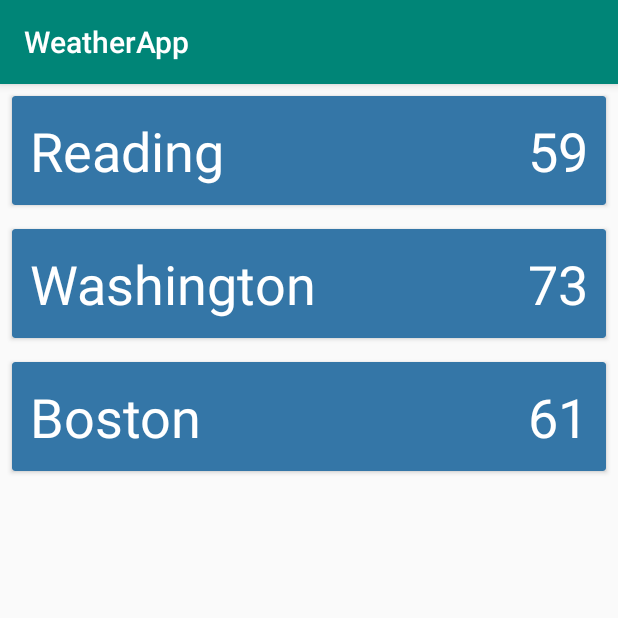
After one commit to brookeclaroni/weather-app, an Android app: the CitiesActivity screen opened directly, with no data from a screen before it, on a phone screen of 412 x 824 dp, the top half of it. The commit adds this screen. Run offline under Robolectric (Android 15) with nearby library versions, the phone set to English and light mode, and no system bars.

Commit message:
started screen with saved cities listed, used fake data

```diff
--- a/WeatherApp/app/build.gradle
+++ b/WeatherApp/app/build.gradle
@@ -25,13 +25,15 @@ android {
 
 dependencies {
     implementation fileTree(dir: 'libs', include: ['*.jar'])
-    implementation"org.jetbrains.kotlin:kotlin-stdlib-jdk7:$kotlin_version"
+    implementation "org.jetbrains.kotlin:kotlin-stdlib-jdk7:$kotlin_version"
     implementation 'androidx.appcompat:appcompat:1.0.2'
     implementation 'androidx.core:core-ktx:1.0.2'
     implementation 'androidx.constraintlayout:constraintlayout:1.1.3'
     implementation 'com.squareup.okhttp3:okhttp:4.1.0'
     implementation 'com.squareup.okhttp3:logging-interceptor:4.1.0'
     implementation 'org.jetbrains.anko:anko-commons:0.10.8'
+    implementation "androidx.cardview:cardview:1.0.0"
+    implementation "androidx.recyclerview:recyclerview:1.1.0"
     testImplementation 'junit:junit:4.12'
     androidTestImplementation 'androidx.test.ext:junit:1.1.0'
     androidTestImplementation 'androidx.test.espresso:espresso-core:3.1.1'
--- a/WeatherApp/app/src/main/AndroidManifest.xml
+++ b/WeatherApp/app/src/main/AndroidManifest.xml
@@ -2,8 +2,7 @@
 <manifest xmlns:android="http://schemas.android.com/apk/res/android"
     package="com.example.weatherapp">
 
-    <uses-permission
-        android:name="android.permission.INTERNET"/>
+    <uses-permission android:name="android.permission.INTERNET" />
 
     <application
         android:allowBackup="true"
@@ -12,6 +11,8 @@
         android:roundIcon="@mipmap/ic_launcher_round"
         android:supportsRtl="true"
         android:theme="@style/AppTheme">
+        <activity android:name=".DetailsActivity"></activity>
+        <activity android:name=".CitiesActivity" />
         <activity android:name=".MainActivity">
             <intent-filter>
                 <action android:name="android.intent.action.MAIN" />
--- /dev/null
+++ b/WeatherApp/app/src/main/java/com/example/weatherapp/CitiesActivity.kt
@@ -0,0 +1,50 @@
+package com.example.weatherapp
+
+import androidx.appcompat.app.AppCompatActivity
+import android.os.Bundle
+import android.widget.TextView
+import androidx.recyclerview.widget.LinearLayoutManager
+import androidx.recyclerview.widget.RecyclerView
+
+class CitiesActivity : AppCompatActivity() {
+
+    private lateinit var recyclerView: RecyclerView
+
+    override fun onCreate(savedInstanceState: Bundle?) {
+        super.onCreate(savedInstanceState)
+        setContentView(R.layout.activity_cities)
+
+        recyclerView = findViewById(R.id.cityRecyclerView)
+        recyclerView.layoutManager = LinearLayoutManager(this)
+
+        var results : List<Weather> = listOf(
+            Weather (
+                city = "Reading",
+                state = "State",
+                temp = "59",
+                humidity= "00",
+                uv = "0",
+                wind = "00"
+            ),
+            Weather (
+                city = "Washington",
+                state = "73",
+                temp = "73",
+                humidity= "00",
+                uv = "0",
+                wind = "00"
+            ),
+            Weather (
+                city = "Boston",
+                state = "State",
+                temp = "61",
+                humidity= "00",
+                uv = "0",
+                wind = "00"
+            )
+        )
+
+        val adapter = CityAdapter(results)
+        recyclerView.adapter = adapter
+    }
+}
--- /dev/null
+++ b/WeatherApp/app/src/main/java/com/example/weatherapp/CityAdapter.kt
@@ -0,0 +1,36 @@
+package com.example.weatherapp
+
+import android.view.LayoutInflater
+import android.view.View
+import android.view.ViewGroup
+import android.widget.TextView
+import androidx.recyclerview.widget.RecyclerView
+
+class CityAdapter (private val results: List<Weather>) : RecyclerView.Adapter<CityAdapter.ViewHolder>(){
+
+    override fun onCreateViewHolder(parent: ViewGroup, viewType: Int): ViewHolder {
+        //fill in recycler view with city rows
+        val view = LayoutInflater.from(parent.context).inflate(R.layout.row_city, parent, false)
+        return ViewHolder(view)
+    }
+
+    override fun onBindViewHolder(holder: ViewHolder, position: Int) {
+        //retrieve the current result to add to the recycler view
+        val currentResult = results[position]
+
+        //fill in event, location, and artist
+        holder.cityName.text = currentResult.city
+        holder.cityTemp.text = currentResult.temp
+    }
+
+    override fun getItemCount(): Int {
+        //return length of results list
+        return results.size
+    }
+
+    class ViewHolder(itemView: View) : RecyclerView.ViewHolder(itemView) {
+        //set up holder variables
+        val cityName : TextView = itemView.findViewById(R.id.cityNameTextView)
+        val cityTemp : TextView = itemView.findViewById(R.id.cityTempTextView)
+    }
+}
--- /dev/null
+++ b/WeatherApp/app/src/main/java/com/example/weatherapp/DetailsActivity.kt
@@ -0,0 +1,17 @@
+package com.example.weatherapp
+
+import androidx.appcompat.app.AppCompatActivity
+import android.os.Bundle
+import android.widget.TextView
+
+class DetailsActivity : AppCompatActivity() {
+
+    private lateinit var detailsTextView: TextView
+
+    override fun onCreate(savedInstanceState: Bundle?) {
+        super.onCreate(savedInstanceState)
+        setContentView(R.layout.activity_details)
+
+        detailsTextView = findViewById(R.id.detailsTextView)
+    }
+}
--- a/WeatherApp/app/src/main/java/com/example/weatherapp/MainActivity.kt
+++ b/WeatherApp/app/src/main/java/com/example/weatherapp/MainActivity.kt
@@ -1,5 +1,6 @@
 package com.example.weatherapp
 
+import android.content.Intent
 import androidx.appcompat.app.AppCompatActivity
 import android.os.Bundle
 import android.widget.*
@@ -8,7 +9,7 @@ import org.jetbrains.anko.doAsync
 class MainActivity : AppCompatActivity() {
 
     //initialize lateinit variables
-    private lateinit var searchButton: ImageButton
+    private lateinit var cityButton: ImageButton
     private lateinit var offStarButton: ImageButton
     private lateinit var onStarButton: ImageButton
     private lateinit var sunImageView: ImageView
@@ -31,7 +32,7 @@ class MainActivity : AppCompatActivity() {
         setContentView(R.layout.activity_main)
 
         //populate lateinit variables
-        searchButton = findViewById(R.id.searchButton)
+        cityButton = findViewById(R.id.cityButton)
         offStarButton = findViewById(R.id.offStarButton)
         onStarButton = findViewById(R.id.onStarButton)
         sunImageView = findViewById(R.id.sunImageView)
@@ -60,5 +61,19 @@ class MainActivity : AppCompatActivity() {
                 windValueTextView.text = getString(R.string.wind_value, currentWeather.wind)
             }
         }
+
+        //when city button is pressed, head to city activity
+        cityButton.setOnClickListener{
+            val intent = Intent(this, CitiesActivity::class.java)
+            startActivity(intent)
+        }
+
+        //when details button is pressed, head to details activity
+        moreDetailsButton.setOnClickListener{
+            val intent = Intent(this, DetailsActivity::class.java)
+            startActivity(intent)
+        }
+
+
     }
 }
--- /dev/null
+++ b/WeatherApp/app/src/main/res/layout/activity_cities.xml
@@ -0,0 +1,13 @@
+<?xml version="1.0" encoding="utf-8"?>
+<androidx.constraintlayout.widget.ConstraintLayout xmlns:android="http://schemas.android.com/apk/res/android"
+    xmlns:app="http://schemas.android.com/apk/res-auto"
+    xmlns:tools="http://schemas.android.com/tools"
+    android:layout_width="match_parent"
+    android:layout_height="match_parent"
+    tools:context=".CitiesActivity">
+
+    <androidx.recyclerview.widget.RecyclerView
+        android:id="@+id/cityRecyclerView"
+        android:layout_width="match_parent"
+        android:layout_height="match_parent" />
+</androidx.constraintlayout.widget.ConstraintLayout>
--- /dev/null
+++ b/WeatherApp/app/src/main/res/layout/activity_details.xml
@@ -0,0 +1,18 @@
+<?xml version="1.0" encoding="utf-8"?>
+<androidx.constraintlayout.widget.ConstraintLayout xmlns:android="http://schemas.android.com/apk/res/android"
+    xmlns:app="http://schemas.android.com/apk/res-auto"
+    xmlns:tools="http://schemas.android.com/tools"
+    android:layout_width="match_parent"
+    android:layout_height="match_parent"
+    tools:context=".DetailsActivity">
+
+    <TextView
+        android:id="@+id/detailsTextView"
+        android:layout_width="wrap_content"
+        android:layout_height="wrap_content"
+        android:layout_marginTop="32dp"
+        android:text="Details Activity"
+        app:layout_constraintEnd_toEndOf="parent"
+        app:layout_constraintStart_toStartOf="parent"
+        app:layout_constraintTop_toTopOf="parent" />
+</androidx.constraintlayout.widget.ConstraintLayout>
--- a/WeatherApp/app/src/main/res/layout/activity_main.xml
+++ b/WeatherApp/app/src/main/res/layout/activity_main.xml
@@ -8,15 +8,15 @@
     tools:context=".MainActivity">
 
     <ImageButton
-        android:id="@+id/searchButton"
+        android:id="@+id/cityButton"
         android:layout_width="wrap_content"
         android:layout_height="wrap_content"
-        android:layout_marginStart="32dp"
-        android:layout_marginTop="32dp"
+        android:layout_marginStart="24dp"
+        android:layout_marginTop="24dp"
         android:background="?android:attr/panelBackground"
         app:layout_constraintStart_toStartOf="parent"
         app:layout_constraintTop_toTopOf="parent"
-        app:srcCompat="@android:drawable/ic_menu_search" />
+        app:srcCompat="@android:drawable/ic_dialog_map" />
 
     <ImageButton
         android:id="@+id/onStarButton"
@@ -59,7 +59,7 @@
         android:textSize="48sp"
         app:layout_constraintEnd_toEndOf="parent"
         app:layout_constraintStart_toStartOf="parent"
-        app:layout_constraintTop_toBottomOf="@+id/searchButton" />
+        app:layout_constraintTop_toBottomOf="@+id/cityButton" />
 
     <TextView
         android:id="@+id/temperatureTextView"
--- /dev/null
+++ b/WeatherApp/app/src/main/res/layout/row_city.xml
@@ -0,0 +1,56 @@
+<?xml version="1.0" encoding="utf-8"?>
+<androidx.constraintlayout.widget.ConstraintLayout xmlns:android="http://schemas.android.com/apk/res/android"
+    xmlns:app="http://schemas.android.com/apk/res-auto"
+    xmlns:tools="http://schemas.android.com/tools"
+    android:layout_width="match_parent"
+    android:layout_height="wrap_content">
+
+    <androidx.cardview.widget.CardView
+        android:id="@+id/cardView"
+        android:layout_width="match_parent"
+        android:layout_height="wrap_content"
+        android:layout_margin="8dp"
+        app:cardBackgroundColor="@color/colorBackground"
+        app:layout_constraintBottom_toBottomOf="parent"
+        app:layout_constraintEnd_toEndOf="parent"
+        app:layout_constraintStart_toStartOf="parent"
+        app:layout_constraintTop_toTopOf="parent">
+
+        <androidx.constraintlayout.widget.ConstraintLayout
+            android:id="@+id/card_view_layout"
+            android:layout_width="match_parent"
+            android:layout_height="match_parent"
+            android:layout_marginStart="4dp"
+            android:layout_marginLeft="8dp"
+            android:layout_marginTop="4dp"
+            android:layout_marginEnd="4dp"
+            android:layout_marginRight="8dp"
+            android:layout_marginBottom="4dp"
+            android:padding="8dp">
+
+            <TextView
+                android:id="@+id/cityNameTextView"
+                android:layout_width="wrap_content"
+                android:layout_height="wrap_content"
+                android:text="Washington"
+                android:textColor="@color/white"
+                android:textSize="36sp"
+                app:layout_constraintBottom_toBottomOf="parent"
+                app:layout_constraintStart_toStartOf="parent"
+                app:layout_constraintTop_toTopOf="parent" />
+
+            <TextView
+                android:id="@+id/cityTempTextView"
+                android:layout_width="wrap_content"
+                android:layout_height="wrap_content"
+                android:text="76°F"
+                android:textColor="@color/white"
+                android:textSize="36sp"
+                app:layout_constraintBottom_toBottomOf="parent"
+                app:layout_constraintEnd_toEndOf="parent"
+                app:layout_constraintTop_toTopOf="parent" />
+        </androidx.constraintlayout.widget.ConstraintLayout>
+
+    </androidx.cardview.widget.CardView>
+
+</androidx.constraintlayout.widget.ConstraintLayout>
```
